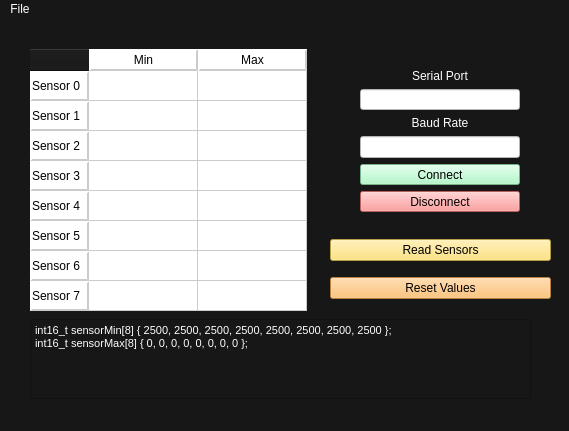
Old version of the form Python/calibration.ui in the repository anderson-truong/ECE3-Project.
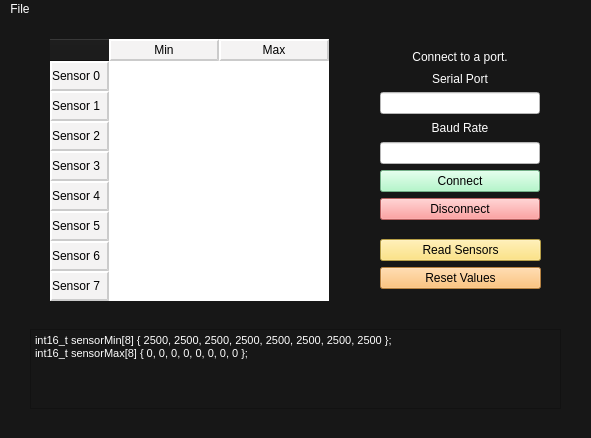
New version of the form. Icons and pictures are not drawn.

What changed in the file:
```diff
--- a/Python/calibration.ui
+++ b/Python/calibration.ui
@@ -6,8 +6,8 @@
    <rect>
     <x>0</x>
     <y>0</y>
-    <width>569</width>
-    <height>431</height>
+    <width>591</width>
+    <height>438</height>
    </rect>
   </property>
   <property name="windowTitle">
@@ -33,41 +33,60 @@
    <widget class="QTableWidget" name="tableWidget_dataTable">
     <property name="geometry">
      <rect>
-      <x>30</x>
-      <y>30</y>
-      <width>281</width>
-      <height>271</height>
+      <x>50</x>
+      <y>20</y>
+      <width>280</width>
+      <height>267</height>
      </rect>
     </property>
     <property name="autoFillBackground">
      <bool>false</bool>
     </property>
     <property name="styleSheet">
-     <string notr="true">QTableCornerButton::section
+     <string notr="true">QHeaderView::section
 {
-	
-	background-color: rgb(23, 23, 23);
-}
-
-QHeaderView::section
-{
-	background-color: rgb(255, 255, 255);
+	background-color: rgb(244, 243, 243);
 	border: 2px outset rgb(203, 203, 203);
 }
 
-QTableView::item
+QTableWidget::item
 {
 	background-color: rgb(255, 255, 255);
+    color: rgb(0, 0, 0);
 }
 
-QTableView
+QTableWidget::item:selected
 {
-	gridline-color: rgb(203, 203, 203);
-	border: none;
+    background-color: rgb(244, 243, 243);
+	 color: rgb(0, 0, 0);
+}
+
+QTableWidget
+{
+border: none;
+
 }</string>
     </property>
+    <property name="alternatingRowColors">
+     <bool>false</bool>
+    </property>
+    <property name="showGrid">
+     <bool>false</bool>
+    </property>
+    <property name="gridStyle">
+     <enum>Qt::NoPen</enum>
+    </property>
+    <property name="cornerButtonEnabled">
+     <bool>true</bool>
+    </property>
+    <attribute name="horizontalHeaderVisible">
+     <bool>true</bool>
+    </attribute>
     <attribute name="horizontalHeaderDefaultSectionSize">
-     <number>109</number>
+     <number>110</number>
+    </attribute>
+    <attribute name="horizontalHeaderHighlightSections">
+     <bool>false</bool>
     </attribute>
     <attribute name="verticalHeaderCascadingSectionResizes">
      <bool>false</bool>
@@ -149,10 +168,10 @@
    <widget class="QWidget" name="verticalLayoutWidget">
     <property name="geometry">
      <rect>
-      <x>360</x>
+      <x>380</x>
       <y>30</y>
       <width>160</width>
-      <height>163</height>
+      <height>171</height>
      </rect>
     </property>
     <layout class="QVBoxLayout" name="verticalLayout_serial">
@@ -162,7 +181,7 @@
         <string notr="true">color: rgb(255, 255, 255);</string>
        </property>
        <property name="text">
-        <string/>
+        <string>Connect to a port.</string>
        </property>
        <property name="alignment">
         <set>Qt::AlignCenter</set>
@@ -248,10 +267,10 @@
    <widget class="QWidget" name="verticalLayoutWidget_2">
     <property name="geometry">
      <rect>
-      <x>330</x>
-      <y>210</y>
-      <width>221</width>
-      <height>80</height>
+      <x>380</x>
+      <y>220</y>
+      <width>161</width>
+      <height>51</height>
      </rect>
     </property>
     <layout class="QVBoxLayout" name="verticalLayout_sensor">
@@ -285,8 +304,8 @@
     <property name="geometry">
      <rect>
       <x>30</x>
-      <y>300</y>
-      <width>501</width>
+      <y>310</y>
+      <width>531</width>
       <height>80</height>
      </rect>
     </property>
@@ -301,9 +320,9 @@
         <string>&lt;!DOCTYPE HTML PUBLIC &quot;-//W3C//DTD HTML 4.0//EN&quot; &quot;http://www.w3.org/TR/REC-html40/strict.dtd&quot;&gt;
 &lt;html&gt;&lt;head&gt;&lt;meta name=&quot;qrichtext&quot; content=&quot;1&quot; /&gt;&lt;style type=&quot;text/css&quot;&gt;
 p, li { white-space: pre-wrap; }
-&lt;/style&gt;&lt;/head&gt;&lt;body style=&quot; font-family:'MS Shell Dlg 2'; font-size:8pt; font-weight:400; font-style:normal;&quot;&gt;
-&lt;p style=&quot; margin-top:0px; margin-bottom:0px; margin-left:0px; margin-right:0px; -qt-block-indent:0; text-indent:0px;&quot;&gt;int16_t sensorMin[8] { 2500, 2500, 2500, 2500, 2500, 2500, 2500, 2500 };&lt;/p&gt;
-&lt;p style=&quot; margin-top:0px; margin-bottom:0px; margin-left:0px; margin-right:0px; -qt-block-indent:0; text-indent:0px;&quot;&gt;int16_t sensorMax[8] { 0, 0, 0, 0, 0, 0, 0, 0 };&lt;/p&gt;&lt;/body&gt;&lt;/html&gt;</string>
+&lt;/style&gt;&lt;/head&gt;&lt;body style=&quot; font-family:'MS Shell Dlg 2'; font-size:8.25pt; font-weight:400; font-style:normal;&quot;&gt;
+&lt;p style=&quot; margin-top:0px; margin-bottom:0px; margin-left:0px; margin-right:0px; -qt-block-indent:0; text-indent:0px;&quot;&gt;&lt;span style=&quot; font-size:8pt;&quot;&gt;int16_t sensorMin[8] { 2500, 2500, 2500, 2500, 2500, 2500, 2500, 2500 };&lt;/span&gt;&lt;/p&gt;
+&lt;p style=&quot; margin-top:0px; margin-bottom:0px; margin-left:0px; margin-right:0px; -qt-block-indent:0; text-indent:0px;&quot;&gt;&lt;span style=&quot; font-size:8pt;&quot;&gt;int16_t sensorMax[8] { 0, 0, 0, 0, 0, 0, 0, 0 };&lt;/span&gt;&lt;/p&gt;&lt;/body&gt;&lt;/html&gt;</string>
        </property>
       </widget>
      </item>
@@ -315,8 +334,8 @@
     <rect>
      <x>0</x>
      <y>0</y>
-     <width>569</width>
-     <height>18</height>
+     <width>591</width>
+     <height>21</height>
     </rect>
    </property>
    <property name="styleSheet">
```
Left out of the diff: 12 changed lines with no effect on the pictures.
